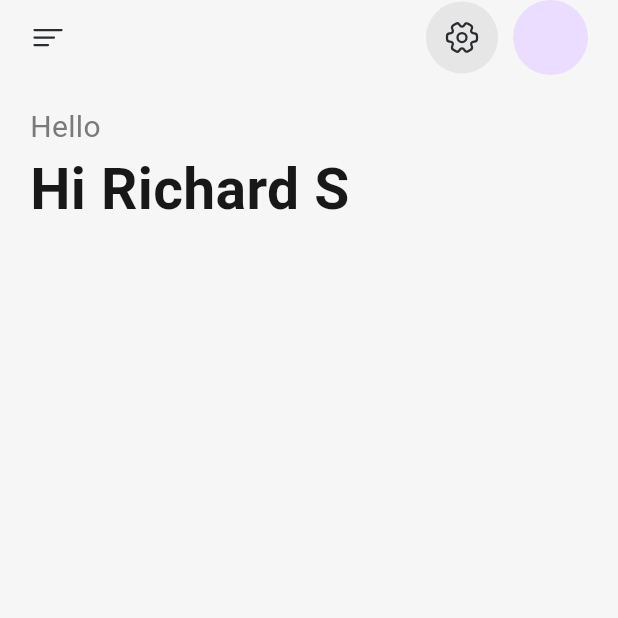
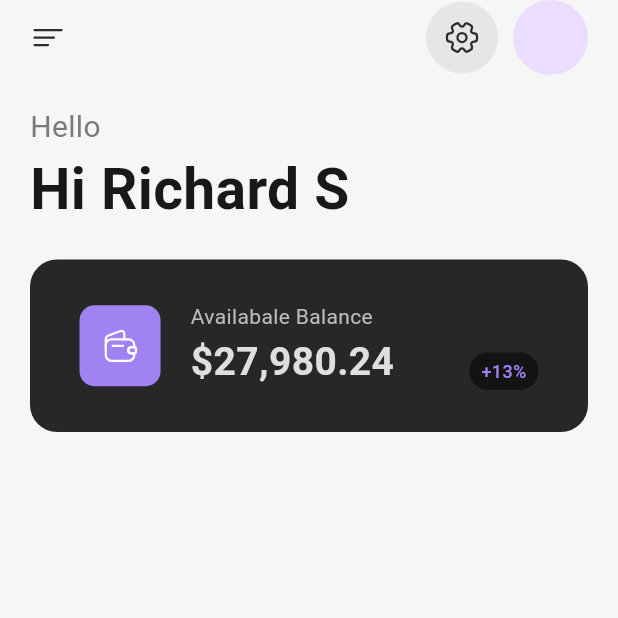
Before and after one commit to dizzpy/UI-Clone, a Flutter app: the screen it shows after launch, on a phone screen of 412 x 824 dp, the top half of it. Run offline on Flutter 3.47's test engine with Material 3 defaults, Android fonts, the phone set to English and light mode, and no system bars; our stand-ins replace flutter_svg.

Commit message:
card done

```diff
--- a/analysis_options.yaml
+++ b/analysis_options.yaml
@@ -9,6 +9,9 @@
 # packages, and plugins designed to encourage good coding practices.
 # include: package:flutter_lints/flutter.yaml
 
+analyzer:
+  errors:
+    deprecated_member_use: ignore
 linter:
   # The lint rules applied to this project can be customized in the
   # section below to disable rules from the `package:flutter_lints/flutter.yaml`
--- a/lib/const/colors.dart
+++ b/lib/const/colors.dart
@@ -3,5 +3,8 @@ import 'package:flutter/material.dart';
 const Color kBackGround = Color(0xFFF6F6F6);
 const Color kWhite = Color(0xFFFFFFFF);
 const Color kTextBlack = Color(0xFF181818);
-const Color kIconButtonBG = Color.fromARGB(255, 231, 230, 230);
+const Color kIconButtonBG = Color.fromRGBO(231, 230, 230, 1);
 const Color kTextGray = Color(0xff7A7A7C);
+const Color kCardBGBlack = Color(0xff272727);
+const Color kPurple = Color(0xffA082F2);
+const Color kDarkCardBG = Color(0xff131313);
--- a/lib/screens/home_page.dart
+++ b/lib/screens/home_page.dart
@@ -1,4 +1,5 @@
 import 'package:flutter/material.dart';
+import 'package:flutter_svg/svg.dart';
 
 import 'package:ui_clone/components/custom_appbar.dart';
 import 'package:ui_clone/const/colors.dart';
@@ -42,8 +43,93 @@ class HomePage extends StatelessWidget {
                 ],
               ),
 
+              SizedBox(height: 20),
+
               // card
+              Container(
+                decoration: BoxDecoration(
+                  color: kCardBGBlack,
+                  borderRadius: BorderRadius.circular(18),
+                ),
+                child: Padding(
+                  padding:
+                      const EdgeInsets.symmetric(vertical: 28, horizontal: 10),
+                  child: Row(
+                    crossAxisAlignment: CrossAxisAlignment.end,
+                    mainAxisAlignment: MainAxisAlignment.spaceEvenly,
+                    children: [
+                      Row(
+                        children: [
+                          // svg
+                          Container(
+                            decoration: BoxDecoration(
+                              color: kPurple,
+                              borderRadius: BorderRadius.circular(10),
+                            ),
+                            child: Padding(
+                              padding: const EdgeInsets.all(15.0),
+                              child: SvgPicture.asset(
+                                'assets/wallet.svg',
+                                color: kWhite,
+                              ),
+                            ),
+                          ),
 
+                          SizedBox(width: 20),
+
+                          // container
+                          Column(
+                            crossAxisAlignment: CrossAxisAlignment.start,
+                            children: [
+                              Text(
+                                'Availabale Balance',
+                                style: TextStyle(
+                                    fontWeight: FontWeight.w400,
+                                    fontSize: 14,
+                                    color: Color.fromARGB(255, 186, 186, 186)),
+                              ),
+                              SizedBox(height: 2),
+                              Text(
+                                '\$27,980.24',
+                                style: TextStyle(
+                                    fontWeight: FontWeight.w700,
+                                    fontSize: 26,
+                                    color: Color.fromARGB(255, 223, 223, 223)),
+                              ),
+                            ],
+                          ),
+                        ],
+                      ),
+
+                      SizedBox(
+                        width: 4,
+                      ),
+
+                      // precentage
+                      Padding(
+                        padding: const EdgeInsets.only(bottom: 0),
+                        child: Container(
+                          decoration: BoxDecoration(
+                            color: kDarkCardBG,
+                            borderRadius: BorderRadius.circular(999),
+                          ),
+                          child: Padding(
+                            padding: const EdgeInsets.symmetric(
+                                vertical: 4, horizontal: 8),
+                            child: Text(
+                              '+13%',
+                              style: TextStyle(
+                                  fontWeight: FontWeight.w500,
+                                  fontSize: 12,
+                                  color: kPurple),
+                            ),
+                          ),
+                        ),
+                      ),
+                    ],
+                  ),
+                ),
+              ),
             ],
           ),
         ),
```
Also changed, not shown: assets/wallet.svg (added).
